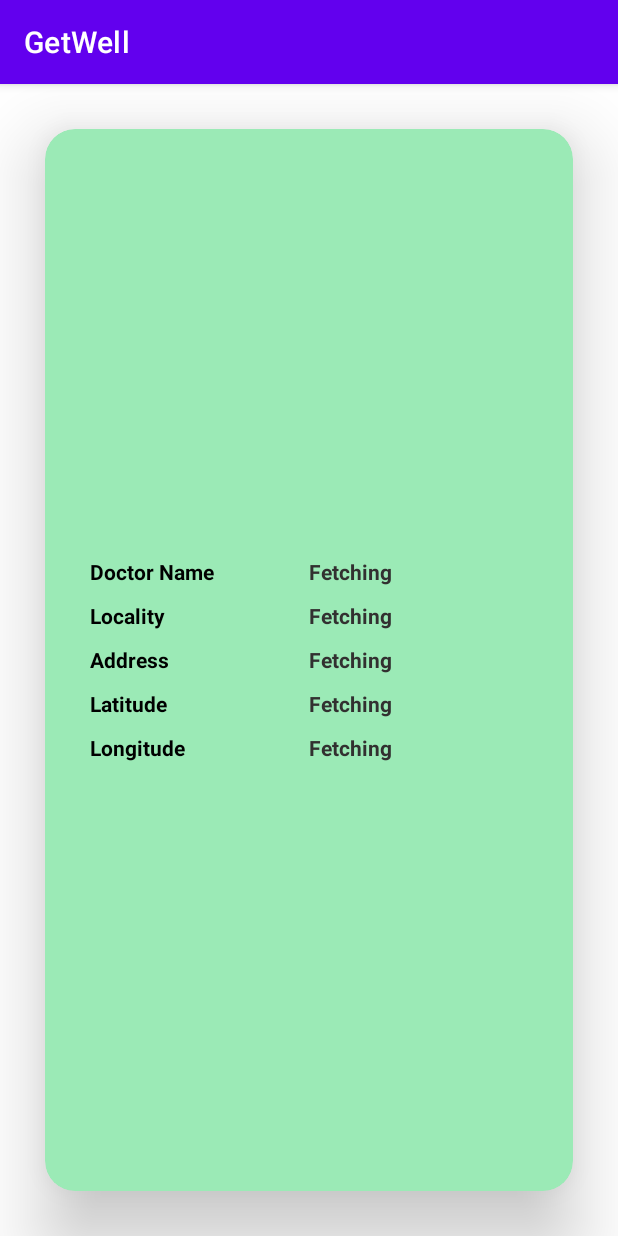
After one commit to ayushmawasthi/GetWell, an Android app: the Pat_Check_Appointment screen opened directly, with no data from a screen before it, on a phone screen of 412 x 824 dp. The commit adds this screen. Run offline under Robolectric (Android 15) with nearby library versions, the phone set to English and light mode, and no system bars; our stand-ins replace Volley; network calls fail.

Commit message:
implemented appointment details

```diff
--- a/app/src/main/AndroidManifest.xml
+++ b/app/src/main/AndroidManifest.xml
@@ -16,7 +16,8 @@
         android:supportsRtl="true"
         android:theme="@style/Theme.GetWell"
         android:usesCleartextTraffic="true">
-        <activity android:name=".Doc_Appointment_Form"></activity>
+        <activity android:name=".Pat_Check_Appointment"></activity>
+        <activity android:name=".Doc_Appointment_Form" />
         <activity android:name=".Signup" />
         <activity android:name=".PatientHome" />
         <activity android:name=".DoctorHome" />
--- a/app/src/main/java/com/pk/getwell/DoctorHome.java
+++ b/app/src/main/java/com/pk/getwell/DoctorHome.java
@@ -118,7 +118,6 @@ public class DoctorHome extends AppCompatActivity {
                 date=temp[1].split(",");
                 adapter=new DoctorHome.MyAdapter(DoctorHome.this,patient,date);
                 listView.setAdapter(adapter);
-
 
 
             }
--- /dev/null
+++ b/app/src/main/java/com/pk/getwell/Pat_Check_Appointment.java
@@ -0,0 +1,71 @@
+package com.pk.getwell;
+
+import androidx.appcompat.app.AppCompatActivity;
+
+import android.os.Bundle;
+import android.widget.TextView;
+
+import com.android.volley.Request;
+import com.android.volley.RequestQueue;
+import com.android.volley.Response;
+import com.android.volley.VolleyError;
+import com.android.volley.toolbox.StringRequest;
+import com.android.volley.toolbox.Volley;
+
+import java.util.HashMap;
+import java.util.Map;
+
+public class Pat_Check_Appointment extends AppCompatActivity {
+    TextView t1,t2,t3,t4,t5;
+    String phone;
+
+    @Override
+    protected void onCreate(Bundle savedInstanceState) {
+        super.onCreate(savedInstanceState);
+        setContentView(R.layout.activity_pat_check_appointment);
+        t1=findViewById(R.id.pat_check_name);
+        t2=findViewById(R.id.pat_check_address);
+        t3=findViewById(R.id.pat_check_locality);
+        t4=findViewById(R.id.pat_check_lat);
+        t5=findViewById(R.id.pat_check_long);
+        String resp = getIntent().getStringExtra("phone");
+        phone=resp;
+        fetchdata();
+    }
+
+    private void fetchdata() {
+        String url;
+        url="http://getwell.scienceontheweb.net/fetch_doctor_details.php";
+
+
+        StringRequest stringRequest=new StringRequest(Request.Method.POST, url, new Response.Listener<String>() {
+            @Override
+            public void onResponse(String response) {
+                System.out.println("check"+response);
+                String [] temp=response.split(",");
+                t1.setText(temp[0]);
+                t2.setText(temp[1]);
+                t3.setText(temp[2]);
+                t4.setText(temp[3]);
+                t5.setText(temp[4]);
+
+
+            }
+        }, new Response.ErrorListener() {
+            @Override
+            public void onErrorResponse(VolleyError error) {
+
+            }
+        }){
+            @Override
+            protected Map<String, String> getParams()  {
+                Map<String,String>parms=new HashMap<String, String>();
+
+                parms.put("phone",phone);
+                return parms;
+            }
+        };
+        RequestQueue requestQueue= Volley.newRequestQueue(getApplicationContext());
+        requestQueue.add(stringRequest);
+    }
+}
--- a/app/src/main/java/com/pk/getwell/PatientHome.java
+++ b/app/src/main/java/com/pk/getwell/PatientHome.java
@@ -5,6 +5,7 @@ import androidx.annotation.Nullable;
 import androidx.appcompat.app.AppCompatActivity;
 
 import android.content.Context;
+import android.content.Intent;
 import android.os.Bundle;
 import android.view.LayoutInflater;
 import android.view.MotionEvent;
@@ -31,7 +32,7 @@ import java.util.Map;
 
 public class PatientHome extends AppCompatActivity {
     String phone,problem;
-    Button b1;
+    Button b1,b2;
     EditText e1;
     LinearLayout l1,l2;
     ListView listView;
@@ -50,6 +51,7 @@ public class PatientHome extends AppCompatActivity {
         problem="No data";
         e1=findViewById(R.id.problem_pathome);
         b1=findViewById(R.id.btnsubmit_pathome);
+        b2=findViewById(R.id.btn_check_appoint_pat);
         l1=findViewById(R.id.linear_pathome);
         l2=findViewById(R.id.linear2_pathome);
         listView=findViewById(R.id.listdoctors_pathome);
@@ -67,6 +69,15 @@ public class PatientHome extends AppCompatActivity {
         });
       //   adapter=new MyAdapter(this,doctorname,date);
     //    listView.setAdapter(adapter);
+        b2.setOnClickListener(new View.OnClickListener() {
+            @Override
+            public void onClick(View v) {
+                Intent intent=new Intent(PatientHome.this,Pat_Check_Appointment.class);
+                intent.putExtra("phone",phone);
+                startActivity(intent);
+
+            }
+        });
 
         listView.setOnItemClickListener(new AdapterView.OnItemClickListener() {
             @Override
--- a/app/src/main/res/layout/activity_doc_appointment_form.xml
+++ b/app/src/main/res/layout/activity_doc_appointment_form.xml
@@ -49,7 +49,7 @@
             <TextView
                 android:layout_width="0dp"
                 android:layout_height="wrap_content"
-                android:text="Contact"
+                android:text="Date"
                 android:textStyle="bold"
                 android:textColor="#000000"
                 android:layout_weight="1"/>
@@ -59,7 +59,7 @@
                 android:layout_weight="2"
                 android:textColor="#000000"
                 android:textColorHint="#F41111"
-                android:hint="Enter Patient Contact"
+                android:hint="Enter Date"
                 android:id="@+id/et_doc_patdate"/>
         </LinearLayout>
             <Button
--- /dev/null
+++ b/app/src/main/res/layout/activity_pat_check_appointment.xml
@@ -0,0 +1,137 @@
+<?xml version="1.0" encoding="utf-8"?>
+<LinearLayout xmlns:android="http://schemas.android.com/apk/res/android"
+    xmlns:app="http://schemas.android.com/apk/res-auto"
+    xmlns:tools="http://schemas.android.com/tools"
+    android:layout_width="match_parent"
+    android:layout_height="match_parent"
+    android:orientation="vertical"
+    tools:context=".Pat_Check_Appointment">
+    <androidx.cardview.widget.CardView
+        android:layout_width="match_parent"
+        android:layout_height="match_parent"
+        android:padding="30dp"
+        android:layout_margin="30dp"
+        android:elevation="30dp"
+        app:cardElevation="30dp"
+        app:cardCornerRadius="20dp"
+        app:cardBackgroundColor="#9BEAB6">
+        <LinearLayout
+            android:layout_width="match_parent"
+            android:layout_height="match_parent"
+            android:orientation="vertical"
+            android:gravity="center"
+            android:padding="30dp">
+            <LinearLayout
+                android:layout_width="match_parent"
+                android:layout_height="wrap_content"
+                android:orientation="horizontal">
+                <TextView
+                    android:layout_width="0dp"
+                    android:layout_height="wrap_content"
+                    android:layout_weight="1"
+                    android:text="Doctor Name"
+                    android:textColor="#000000"
+                    android:textStyle="bold"
+                    />
+                <TextView
+                    android:layout_width="0dp"
+                    android:layout_height="wrap_content"
+                    android:layout_weight="1"
+                    android:text="Fetching"
+                    android:textColor="#323030"
+                    android:textStyle="bold"
+                    android:id="@+id/pat_check_name"/>
+            </LinearLayout>
+            <LinearLayout
+                android:layout_width="match_parent"
+                android:layout_height="wrap_content"
+                android:layout_marginTop="10dp"
+                android:orientation="horizontal">
+                <TextView
+                    android:layout_width="0dp"
+                    android:layout_height="wrap_content"
+                    android:layout_weight="1"
+                    android:text="Locality"
+                    android:textColor="#000000"
+                    android:textStyle="bold"
+                    />
+                <TextView
+                    android:layout_width="0dp"
+                    android:layout_height="wrap_content"
+                    android:layout_weight="1"
+                    android:text="Fetching"
+                    android:textColor="#323030"
+                    android:textStyle="bold"
+                    android:id="@+id/pat_check_locality"/>
+            </LinearLayout>
+            <LinearLayout
+                android:layout_width="match_parent"
+                android:layout_height="wrap_content"
+                android:layout_marginTop="10dp"
+                android:orientation="horizontal">
+                <TextView
+                    android:layout_width="0dp"
+                    android:layout_height="wrap_content"
+                    android:layout_weight="1"
+                    android:text="Address"
+                    android:textColor="#000000"
+                    android:textStyle="bold"
+                    />
+                <TextView
+                    android:layout_width="0dp"
+                    android:layout_height="wrap_content"
+                    android:layout_weight="1"
+                    android:text="Fetching"
+                    android:textColor="#323030"
+                    android:textStyle="bold"
+                    android:id="@+id/pat_check_address"/>
+            </LinearLayout>
+            <LinearLayout
+                android:layout_width="match_parent"
+                android:layout_height="wrap_content"
+                android:layout_marginTop="10dp"
+                android:orientation="horizontal">
+                <TextView
+                    android:layout_width="0dp"
+                    android:layout_height="wrap_content"
+                    android:layout_weight="1"
+                    android:text="Latitude"
+                    android:textColor="#000000"
+                    android:textStyle="bold"
+                    />
+                <TextView
+                    android:layout_width="0dp"
+                    android:layout_height="wrap_content"
+                    android:layout_weight="1"
+                    android:text="Fetching"
+                    android:textColor="#323030"
+                    android:textStyle="bold"
+                    android:id="@+id/pat_check_lat"/>
+            </LinearLayout>
+            <LinearLayout
+                android:layout_width="match_parent"
+                android:layout_height="wrap_content"
+                android:layout_marginTop="10dp"
+                android:orientation="horizontal">
+                <TextView
+                    android:layout_width="0dp"
+                    android:layout_height="wrap_content"
+                    android:layout_weight="1"
+                    android:text="Longitude"
+                    android:textColor="#000000"
+                    android:textStyle="bold"
+                    />
+                <TextView
+                    android:layout_width="0dp"
+                    android:layout_height="wrap_content"
+                    android:layout_weight="1"
+                    android:text="Fetching"
+                    android:textColor="#323030"
+                    android:textStyle="bold"
+                    android:id="@+id/pat_check_long"/>
+            </LinearLayout>
+        </LinearLayout>
+
+    </androidx.cardview.widget.CardView>
+
+</LinearLayout>
--- a/app/src/main/res/layout/activity_patient_home.xml
+++ b/app/src/main/res/layout/activity_patient_home.xml
@@ -38,6 +38,11 @@
            android:id="@+id/listdoctors_pathome">
 
        </ListView>
+        <Button
+            android:layout_width="match_parent"
+            android:layout_height="wrap_content"
+            android:text="Check Appointment"
+            android:id="@+id/btn_check_appoint_pat"/>
 
     </LinearLayout>
 
```
